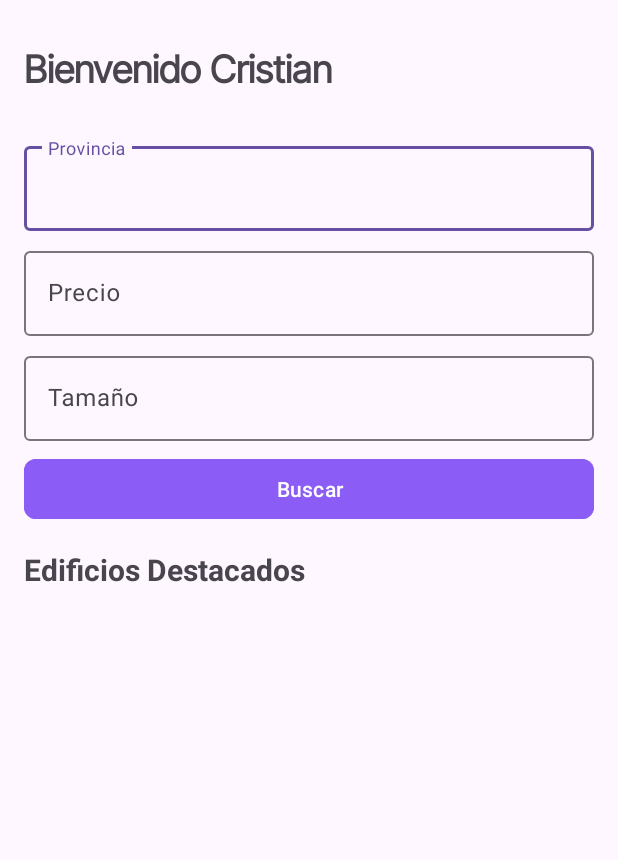
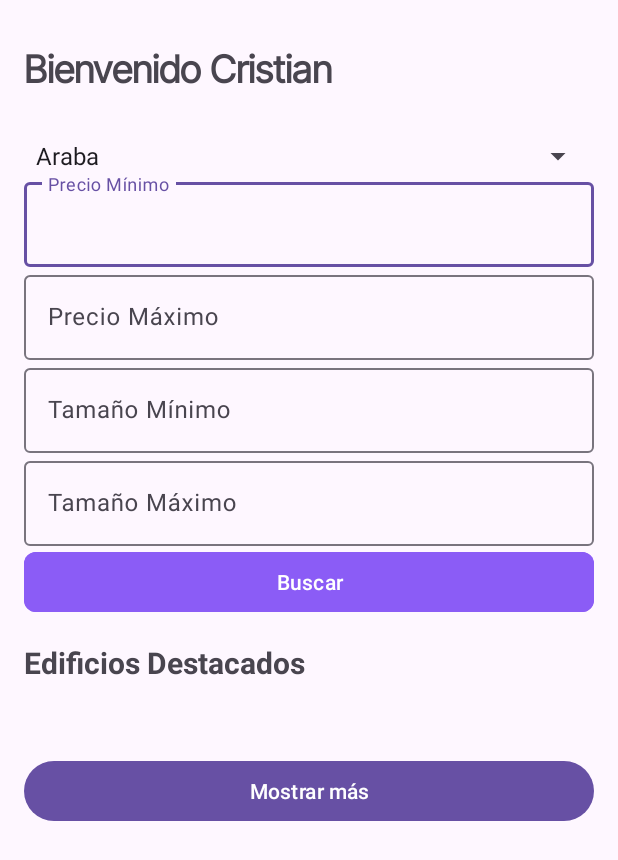
Before and after one commit to tianmunooz/RealStateApp, an Android app: the WelcomeActivity screen opened directly, with no data from a screen before it, on a phone screen of 412 x 824 dp. Shown: the top 860 px of the screen. Run offline under Robolectric (Android 15) with nearby library versions, the phone set to English and light mode, and no system bars; our stand-ins replace Firebase (no records; nobody signed in at launch, a user with empty details on screens opened directly), Picasso.

Commit message:
Changed firestore relevant variables to int instead of handling using string, also made changes to the filters

```diff
--- a/app/src/main/java/com/cristianmunoz/realstateapp/WelcomeActivity.java
+++ b/app/src/main/java/com/cristianmunoz/realstateapp/WelcomeActivity.java
@@ -1,21 +1,37 @@
 package com.cristianmunoz.realstateapp;
 
         import android.os.Bundle;
+        import android.view.View;
+        import android.widget.Button;
+        import android.widget.Toast;
         import androidx.annotation.NonNull;
         import androidx.appcompat.app.AppCompatActivity;
         import androidx.recyclerview.widget.LinearLayoutManager;
         import androidx.recyclerview.widget.RecyclerView;
+        import com.google.android.material.textfield.TextInputEditText;
+        import com.google.firebase.firestore.DocumentSnapshot;
         import com.google.firebase.firestore.FirebaseFirestore;
+        import com.google.firebase.firestore.Query;
         import com.google.firebase.firestore.QueryDocumentSnapshot;
         import com.google.firebase.firestore.QuerySnapshot;
         import java.util.ArrayList;
         import java.util.List;
+        import android.widget.ArrayAdapter;
+        import android.widget.Spinner;
+        import java.util.Arrays;
+        import java.util.List;
+
 
 public class WelcomeActivity extends AppCompatActivity {
 
     private RecyclerView recyclerViewProperties;
     private PropertyAdapter propertyAdapter;
     private FirebaseFirestore db;
+    private DocumentSnapshot lastVisible;
+    private Button btnLoadMore;
+    private Spinner spinnerProvinces;
+
+    private List<Property> propertyList; // Definir propertyList aquí
 
     @Override
     protected void onCreate(Bundle savedInstanceState) {
@@ -24,43 +40,131 @@ public class WelcomeActivity extends AppCompatActivity {
 
         recyclerViewProperties = findViewById(R.id.recyclerViewProperties);
         recyclerViewProperties.setLayoutManager(new LinearLayoutManager(this));
+        btnLoadMore = findViewById(R.id.btnLoadMore);
 
         db = FirebaseFirestore.getInstance();
 
-        // Inicializa la lista de propiedades
-        List<Property> propertyList = new ArrayList<>();
+        propertyList = new ArrayList<>(); // Inicializar propertyList aquí
 
-        // Crea el adaptador con la lista de propiedades
         propertyAdapter = new PropertyAdapter(propertyList);
         recyclerViewProperties.setAdapter(propertyAdapter);
 
-        // Cargar datos desde Firestore
-        loadPropertiesFromFirestore();
+        btnLoadMore.setOnClickListener(v -> loadPropertiesFromFirestore(true));
+
+        loadPropertiesFromFirestore(false);
+
+        setupProvinceSpinner();
     }
 
+    private void setupProvinceSpinner() {
+        spinnerProvinces = findViewById(R.id.spinnerProvinces);
+        List<String> provinces = Arrays.asList(
+                "Araba", "Albacete", "Alicante", "Almería", "Asturias", "Ávila", "Badajoz", "Barcelona",
+                "Burgos", "Cáceres", "Cádiz", "Cantabria", "Castellon", "Ciudad Real", "Córdoba",
+                "La Coruña", "Cuenca", "Gerona", "Granada", "Guadalajara", "Gipuzkoa", "Huelva",
+                "Huesca", "Baleares", "Jaén", "León", "Lerida", "Lugo", "Madrid", "Malaga", "Murcia",
+                "Navarra", "Orense", "Palencia", "Las Palmas", "Pontevedra", "La Rioja", "Salamanca",
+                "Segovia", "Sevilla", "Soria", "Tarragona", "Santa Cruz de Tenerife", "Teruel",
+                "Toledo", "Valencia", "Valladolid", "Bizkaia", "Zamora", "Zaragoza");
 
+        ArrayAdapter<String> adapter = new ArrayAdapter<>(this, android.R.layout.simple_spinner_item, provinces);
+        adapter.setDropDownViewResource(android.R.layout.simple_spinner_dropdown_item);
+        spinnerProvinces.setAdapter(adapter);
+    }
 
-    private void loadPropertiesFromFirestore() {
-        db.collection("real_estate_data_new").limit(10).get().addOnCompleteListener(task -> {
+    private void loadPropertiesFromFirestore(boolean loadMore) {
+        Query query = db.collection("real_estate_data_new");
+
+        if (loadMore && lastVisible != null) {
+            query = query.startAfter(lastVisible);
+        }
+
+        query.limit(10).get().addOnCompleteListener(task -> {
             if (task.isSuccessful()) {
                 QuerySnapshot querySnapshot = task.getResult();
-                if (querySnapshot != null) {
-                    List<Property> properties = new ArrayList<>();
+                if (querySnapshot != null && !querySnapshot.isEmpty()) {
+                    lastVisible = querySnapshot.getDocuments().get(querySnapshot.size() - 1);
+                    List<Property> newProperties = new ArrayList<>();
                     for (QueryDocumentSnapshot documentSnapshot : querySnapshot) {
                         String title = documentSnapshot.getString("title");
                         String price = documentSnapshot.getLong("price").toString();
                         String location = documentSnapshot.getString("location");
-                        String size = documentSnapshot.getString("size");
-                        String imageUrl = documentSnapshot.getString("image_url"); // Cambio aquí
+                        String size = documentSnapshot.getLong("size").toString();
+                        String imageUrl = documentSnapshot.getString("image_url");
 
-                        properties.add(new Property(title, price, location, size, imageUrl));
+                        newProperties.add(new Property(title, price, location, size, imageUrl));
                     }
-                    propertyAdapter.setPropertyList(properties);
+
+                    if (loadMore) {
+                        propertyList.addAll(newProperties);
+                    } else {
+                        propertyList = newProperties;
+                    }
+                    propertyAdapter.setPropertyList(propertyList);
                 }
             } else {
-                //errores
+                Toast.makeText(WelcomeActivity.this, "Error al cargar propiedades", Toast.LENGTH_SHORT).show();
             }
         });
     }
 
+    public void onSearchClicked(View view) {
+        String selectedProvince = spinnerProvinces.getSelectedItem().toString();
+        String minPriceStr = ((TextInputEditText) findViewById(R.id.editTextMinPrice)).getText().toString();
+        String maxPriceStr = ((TextInputEditText) findViewById(R.id.editTextMaxPrice)).getText().toString();
+        String minSizeStr = ((TextInputEditText) findViewById(R.id.editTextMinSize)).getText().toString();
+        String maxSizeStr = ((TextInputEditText) findViewById(R.id.editTextMaxSize)).getText().toString();
+
+        Query query = db.collection("real_estate_data_new");
+
+        if (!selectedProvince.isEmpty()) {
+            query = query.whereEqualTo("province", selectedProvince);
         }
+        if (!minPriceStr.isEmpty()) {
+            try {
+                long minPrice = Long.parseLong(minPriceStr);
+                query = query.whereGreaterThanOrEqualTo("price", minPrice);
+            } catch (NumberFormatException e) {
+                Toast.makeText(this, "Precio mínimo no válido", Toast.LENGTH_SHORT).show();
+                return;
+            }
+        }
+        if (!maxPriceStr.isEmpty()) {
+            try {
+                long maxPrice = Long.parseLong(maxPriceStr);
+                query = query.whereLessThanOrEqualTo("price", maxPrice);
+            } catch (NumberFormatException e) {
+                Toast.makeText(this, "Precio máximo no válido", Toast.LENGTH_SHORT).show();
+                return;
+            }
+        }
+        if (!minSizeStr.isEmpty()) {
+            try {
+                long minSize = Long.parseLong(minSizeStr);
+                query = query.whereGreaterThanOrEqualTo("size", minSize);
+            } catch (NumberFormatException e) {
+                Toast.makeText(this, "Tamaño mínimo no válido", Toast.LENGTH_SHORT).show();
+                return;
+            }
+        }
+        if (!maxSizeStr.isEmpty()) {
+            try {
+                long maxSize = Long.parseLong(maxSizeStr);
+                query = query.whereLessThanOrEqualTo("size", maxSize);
+            } catch (NumberFormatException e) {
+                Toast.makeText(this, "Tamaño máximo no válido", Toast.LENGTH_SHORT).show();
+                return;
+            }
+        }
+
+        query.limit(10).get().addOnCompleteListener(task -> {
+            if (task.isSuccessful()) {
+                // Procesa los resultados...
+            } else {
+                Toast.makeText(WelcomeActivity.this, "Error al filtrar propiedades", Toast.LENGTH_SHORT).show();
+            }
+        });
+    }
+
+
+}
--- a/app/src/main/res/layout/activity_welcome_user.xml
+++ b/app/src/main/res/layout/activity_welcome_user.xml
@@ -41,44 +41,61 @@
                 android:layout_marginStart="8dp"/>
         </LinearLayout>
 
-            <!-- Filtros: Provincia, Precio, Tamaño -->
+        <!-- Filtros -->
         <LinearLayout
             android:layout_width="match_parent"
             android:layout_height="wrap_content"
             android:orientation="vertical"
             android:layout_marginBottom="16dp">
 
-                <!-- Filtro Provincia -->
+            <!-- Filtro Provincia (Ahora con Spinner) -->
+            <Spinner
+                android:id="@+id/spinnerProvinces"
+                android:layout_width="match_parent"
+                android:layout_height="wrap_content" />
+
+            <!-- Filtro Precio Mínimo -->
             <com.google.android.material.textfield.TextInputLayout
                 android:layout_width="match_parent"
-                    android:layout_height="wrap_content"
-                    android:layout_marginBottom="8dp">
+                android:layout_height="wrap_content">
                 <com.google.android.material.textfield.TextInputEditText
+                    android:id="@+id/editTextMinPrice"
                     android:layout_width="match_parent"
                     android:layout_height="wrap_content"
-                        android:hint="Provincia" />
+                    android:hint="Precio Mínimo" />
             </com.google.android.material.textfield.TextInputLayout>
 
-                <!-- Filtro Precio -->
+            <!-- Filtro Precio Máximo -->
             <com.google.android.material.textfield.TextInputLayout
                 android:layout_width="match_parent"
-                    android:layout_height="wrap_content"
-                    android:layout_marginBottom="8dp">
+                android:layout_height="wrap_content">
                 <com.google.android.material.textfield.TextInputEditText
+                    android:id="@+id/editTextMaxPrice"
                     android:layout_width="match_parent"
                     android:layout_height="wrap_content"
-                        android:hint="Precio" />
+                    android:hint="Precio Máximo" />
             </com.google.android.material.textfield.TextInputLayout>
 
-                <!-- Filtro Tamaño -->
+            <!-- Filtro Tamaño Mínimo -->
             <com.google.android.material.textfield.TextInputLayout
                 android:layout_width="match_parent"
-                    android:layout_height="wrap_content"
-                    android:layout_marginBottom="8dp">
+                android:layout_height="wrap_content">
                 <com.google.android.material.textfield.TextInputEditText
+                    android:id="@+id/editTextMinSize"
                     android:layout_width="match_parent"
                     android:layout_height="wrap_content"
-                        android:hint="Tamaño" />
+                    android:hint="Tamaño Mínimo" />
+            </com.google.android.material.textfield.TextInputLayout>
+
+            <!-- Filtro Tamaño Máximo -->
+            <com.google.android.material.textfield.TextInputLayout
+                android:layout_width="match_parent"
+                android:layout_height="wrap_content">
+                <com.google.android.material.textfield.TextInputEditText
+                    android:id="@+id/editTextMaxSize"
+                    android:layout_width="match_parent"
+                    android:layout_height="wrap_content"
+                    android:hint="Tamaño Máximo" />
             </com.google.android.material.textfield.TextInputLayout>
 
             <!-- Botón Buscar -->
@@ -90,7 +107,8 @@
                 android:backgroundTint="#8B5CF6"
                 android:text="Buscar"
                 android:textColor="@android:color/white"
-                    app:cornerRadius="8dp" />
+                app:cornerRadius="8dp"
+                android:onClick="onSearchClicked" />
 
             <!-- Edificios Destacados -->
             <TextView
@@ -113,8 +131,14 @@
             app:layout_constraintTop_toTopOf="parent"
             app:layout_constraintBottom_toBottomOf="parent"/>
 
+        <!-- Botón "Mostrar más" -->
+        <Button
+            android:id="@+id/btnLoadMore"
+            android:layout_width="match_parent"
+            android:layout_height="wrap_content"
+            android:text="Mostrar más"
+            android:layout_marginTop="16dp"/>
+
     </LinearLayout>
-
 </ScrollView>
-
 </androidx.constraintlayout.widget.ConstraintLayout>
```
Lines whose indentation alone changed are shown as unchanged.
